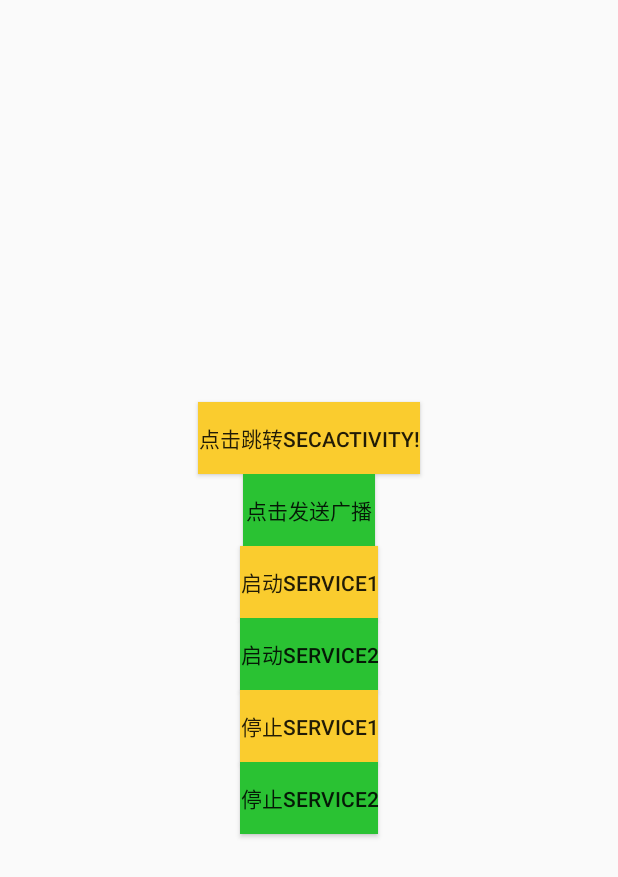
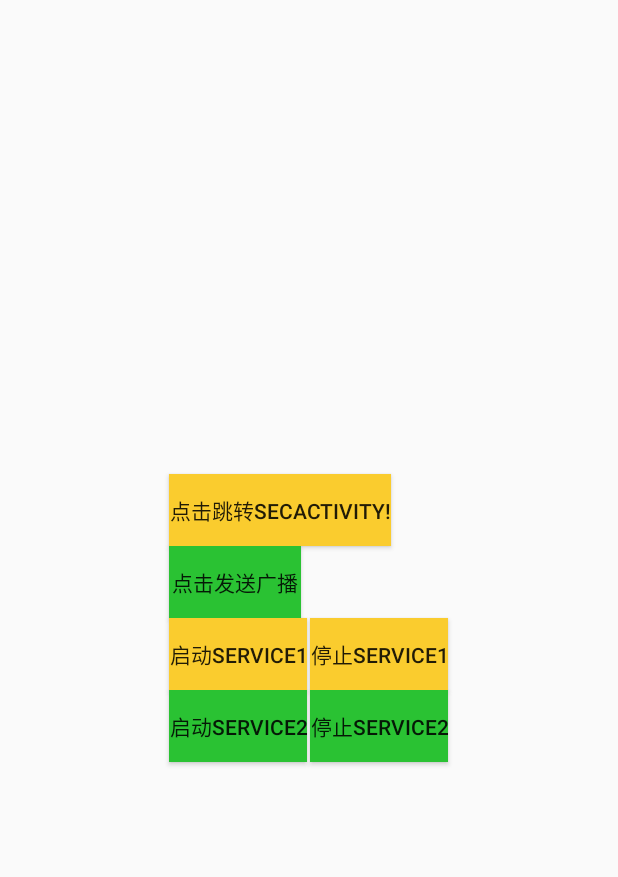
Before and after one commit to jason0539/StudyAndroid, an Android app: the screen it shows after launch (MainActivity), on a phone screen of 412 x 824 dp. Shown: the top 877 px of the screen. Run offline under Robolectric (Android 15) with nearby library versions, the phone set to English and light mode, and no system bars.

Commit message:
refactor:更新布局

```diff
--- a/plugin/src/main/res/layout/activity_main.xml
+++ b/plugin/src/main/res/layout/activity_main.xml
@@ -1,5 +1,5 @@
 <?xml version="1.0" encoding="utf-8"?>
-<LinearLayout
+<RelativeLayout
     xmlns:android="http://schemas.android.com/apk/res/android"
     android:layout_width="match_parent"
     android:layout_height="match_parent"
@@ -17,6 +17,7 @@
         android:id="@+id/tv_broadcast"
         android:layout_width="wrap_content"
         android:layout_height="wrap_content"
+        android:layout_below="@id/tv_jump"
         android:background="#2AC233"
         android:text="点击发送广播"/>
 
@@ -24,27 +25,35 @@
         android:id="@+id/tv_service1_start"
         android:layout_width="wrap_content"
         android:layout_height="wrap_content"
+        android:layout_below="@id/tv_broadcast"
         android:background="#FACC2E"
         android:text="启动Service1"/>
+
+    <Button
+        android:id="@+id/tv_service1_stop"
+        android:layout_width="wrap_content"
+        android:layout_height="wrap_content"
+        android:layout_alignTop="@id/tv_service1_start"
+        android:layout_marginLeft="2dp"
+        android:layout_toRightOf="@id/tv_service1_start"
+        android:background="#FACC2E"
+        android:text="停止Service1"/>
 
     <Button
         android:id="@+id/tv_service2_start"
         android:layout_width="wrap_content"
         android:layout_height="wrap_content"
+        android:layout_below="@id/tv_service1_start"
         android:background="#2AC233"
         android:text="启动Service2"/>
-
-    <Button
-        android:id="@+id/tv_service1_stop"
-        android:layout_width="wrap_content"
-        android:layout_height="wrap_content"
-        android:background="#FACC2E"
-        android:text="停止Service1"/>
 
     <Button
         android:id="@+id/tv_service2_stop"
         android:layout_width="wrap_content"
         android:layout_height="wrap_content"
+        android:layout_alignTop="@id/tv_service2_start"
+        android:layout_marginLeft="2dp"
+        android:layout_toRightOf="@id/tv_service2_start"
         android:background="#2AC233"
         android:text="停止Service2"/>
-</LinearLayout>
+</RelativeLayout>
```
